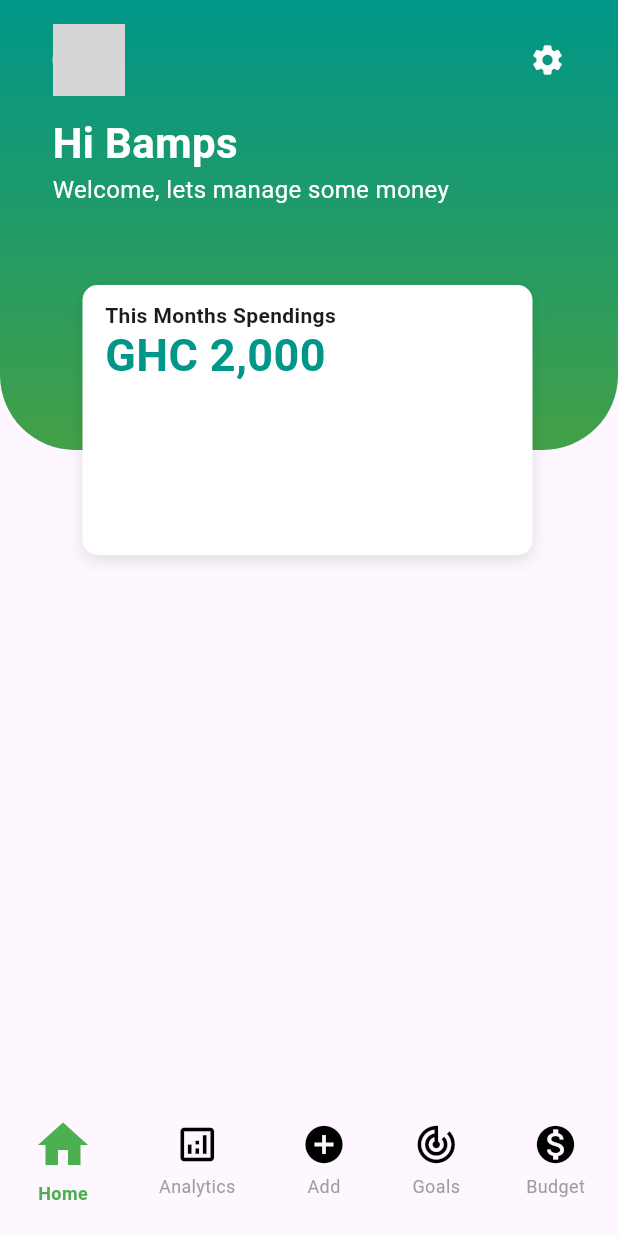
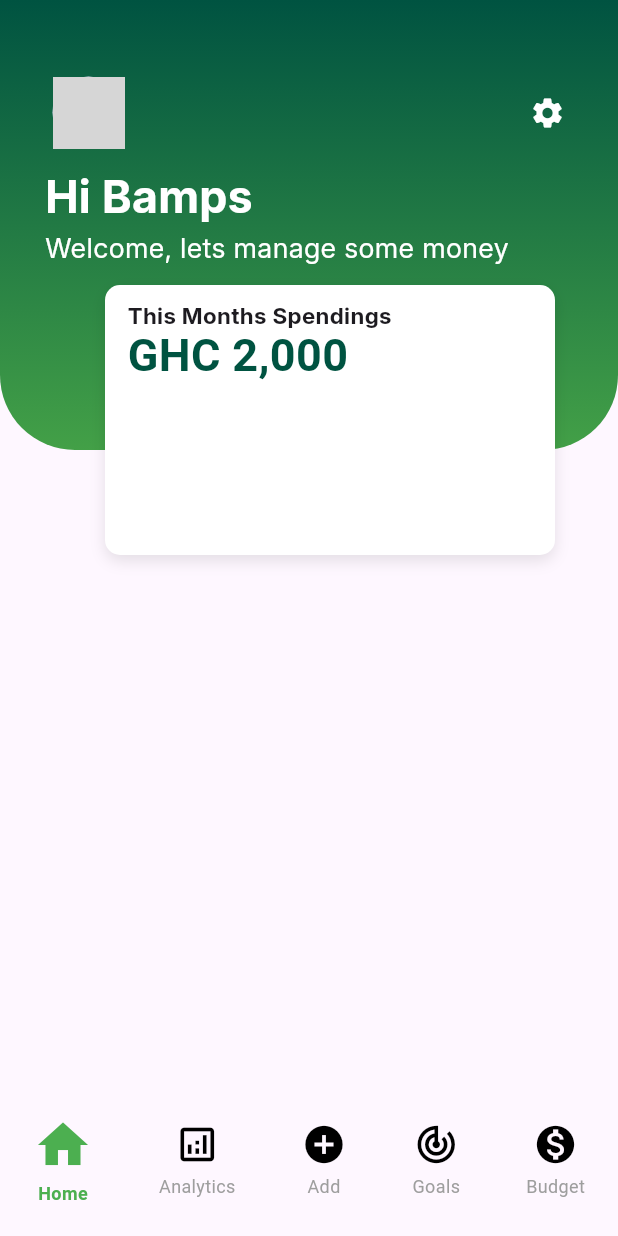
Before and after one commit to Tiptoplegend/fintrack_app, a Flutter app: the Landingpage screen opened directly, on a phone screen of 412 x 824 dp. Run offline on Flutter 3.47's test engine with Material 3 defaults, Android fonts, the phone set to English and light mode, and no system bars; grey boxes are pictures that could not be loaded.

Commit message:
Facing problems

```diff
--- /dev/null
+++ b/lib/Main Screens/Budget.dart
@@ -0,0 +1,18 @@
+import 'package:flutter/material.dart';
+
+class Budget extends StatefulWidget {
+  const Budget({super.key});
+
+  @override
+  State<Budget> createState() => _BudgetState();
+}
+
+class _BudgetState extends State<Budget> {
+  @override
+  Widget build(BuildContext context) {
+    return Scaffold(
+      backgroundColor:
+       const Color(0xFF005341),
+    );
+  }
+}
--- a/lib/Main Screens/Homepage.dart
+++ b/lib/Main Screens/Homepage.dart
@@ -14,11 +14,13 @@ class _HomepageState extends State<Homepage> {
       body: Stack(children: [
         _Uppersection(),
         Positioned(
-          left: 35,
-          top: 75,
+          left: 30,
+          top: 110,
           child: _Greetings(),
         ),
-        Positioned(top: 190, left: 55, child: Cardsection())
+        Positioned(top: 190, left: 70,
+        child: Cardsection()
+        )
       ]),
     );
   }
@@ -34,7 +36,7 @@ Widget _Uppersection() {
           decoration: BoxDecoration(
             gradient: LinearGradient(
               colors: [
-                Color(0xFF009688),
+                 const Color(0xFF005341),
                 Color(0xFF43A047),
               ],
               begin: Alignment.topCenter,
@@ -59,7 +61,7 @@ Widget _Uppersection() {
                   ),
                   const SizedBox(
                     width: 200,
-                    height: 80,
+                    height: 150,
                   ),
                   Icon(
                     Icons.settings,
@@ -68,13 +70,14 @@ Widget _Uppersection() {
                 ],
               ),
               const SizedBox(
-                height: 20,
+                height:30,
               ),
             ],
           ),
         )
       ],
-    )),
+    ),
+    ),
   );
 }
 
@@ -85,14 +88,19 @@ Widget _Greetings() {
       Text(
         'Hi Bamps',
         style: TextStyle(
-          fontSize: 28,
+          fontFamily: 'inter',
+          fontSize: 30,
           fontWeight: FontWeight.bold,
           color: Colors.white,
         ),
       ),
       Text(
         'Welcome, lets manage some money',
-        style: TextStyle(fontSize: 16, color: Colors.white),
+        style: TextStyle(
+          fontFamily: 'inter',
+          fontSize:18,
+          color: Colors.white
+          ),
       )
     ],
   );
@@ -120,7 +128,11 @@ Widget Cardsection() {
         left: 15,
         child: Text(
           'This Months Spendings',
-          style: TextStyle(fontSize: 14, fontWeight: FontWeight.bold),
+          style: TextStyle(
+            fontFamily: 'inter',
+            fontSize: 15,
+             fontWeight: FontWeight.bold
+             ),
         ),
       ),
       Positioned(
@@ -131,8 +143,10 @@ Widget Cardsection() {
             style: TextStyle(
                 fontSize: 30,
                 fontWeight: FontWeight.bold,
-                color: Color(0xFF009688)),
-          )),
+                color:   Color(0xFF005341)
+                ),
+          ),
+        ),
     ],
   );
 }
--- a/lib/Main Screens/Landingpage.dart
+++ b/lib/Main Screens/Landingpage.dart
@@ -1,6 +1,8 @@
 import 'package:fintrack_app/Main%20Screens/Goals.dart';
 import 'package:fintrack_app/Main%20Screens/Homepage.dart';
 import 'package:flutter/material.dart';
+
+import 'Budget.dart';
 
 class Landingpage extends StatefulWidget {
   const Landingpage({super.key});
@@ -18,7 +20,7 @@ class _LandingpageState extends State<Landingpage> {
     const Icon(Icons.analytics, size: 50),
     const Icon(Icons.add_circle, size: 50),
     const Goals(),
-    const Icon(Icons.monetization_on, size: 50),
+    Budget(),
   ];
 
   @override
--- a/lib/main.dart
+++ b/lib/main.dart
@@ -1,4 +1,7 @@
+import 'package:fintrack_app/Main%20Screens/Homepage.dart';
+import 'package:fintrack_app/Main%20Screens/Landingpage.dart';
 import 'package:fintrack_app/Onboarding/Splashscreen.dart';
+import 'package:fintrack_app/Onboarding/Welcome.dart';
 import 'package:flutter/material.dart';
 
 void main() {
@@ -8,7 +11,7 @@ void main() {
 class FinTrackApp extends StatelessWidget {
   const FinTrackApp({super.key});
 
-  // This widget is the root of your application.
+  // the root of the application.
   @override
   Widget build(BuildContext context) {
     return MaterialApp(
--- a/pubspec.yaml
+++ b/pubspec.yaml
@@ -63,11 +63,11 @@ flutter:
     - assets/logo.png
     - assets/images/illustration.png
     - assets/google_icon0.png
-    - assets\images\icons8-home-48.png
+    - assets/images/icons8-home-48.png
     - assets/images/icons8-analytics-48.png
-    - assets\images\icons8-add-100.png
+    - assets/images/icons8-add-100.png
     - assets/images/icons8-goals-64.png
-    - assets\images\icons8-budget-30.png
+    - assets/images/icons8-budget-30.png
 
   #
   #
```
Also changed, not shown: pubspec.lock.
